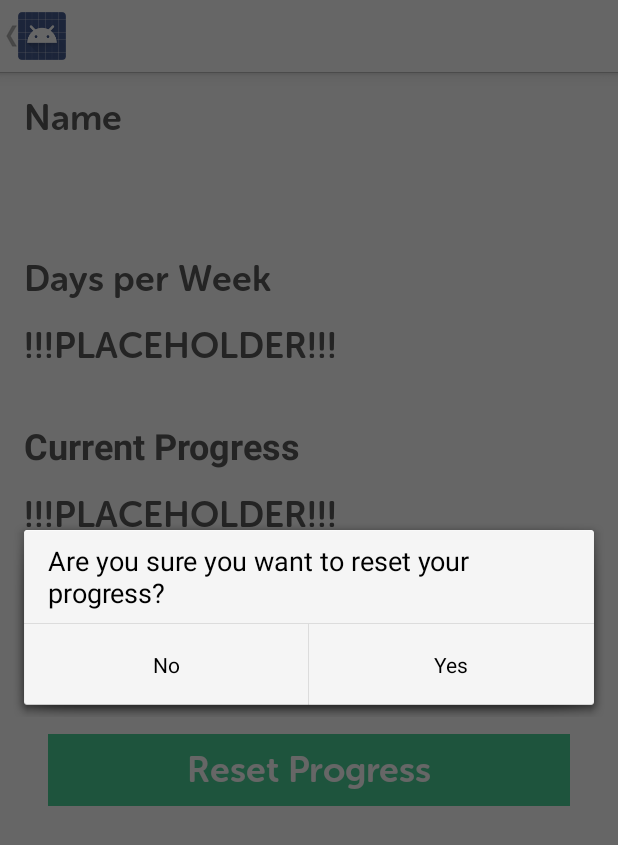
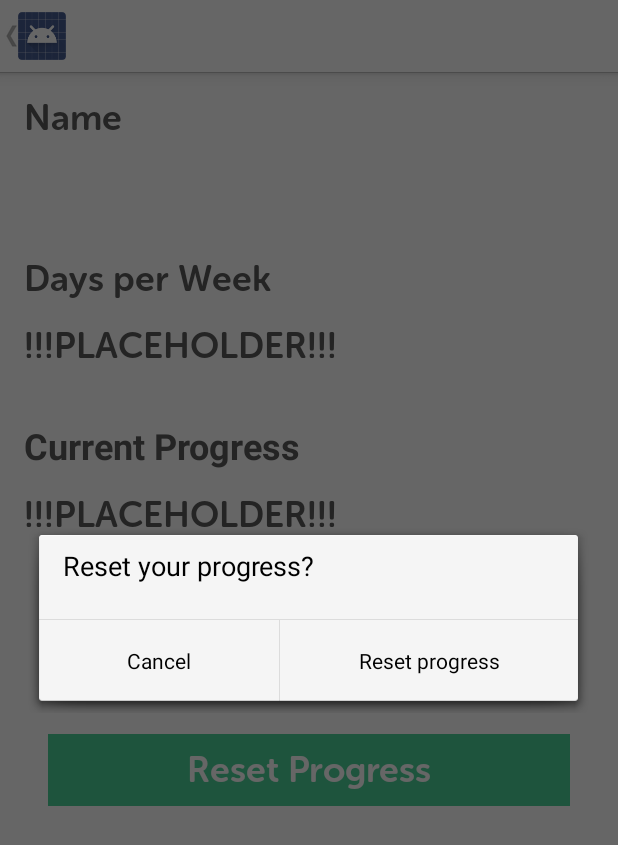
Before and after one commit to javonharper/familiar, an Android app: the HabitShowActivity screen opened directly, with no data from a screen before it, after a tap on "Reset Progress", on a phone screen of 412 x 824 dp. Shown: the top 845 px of the screen. Run offline under Robolectric (Android 15) with nearby library versions, the phone set to English and light mode, and no system bars; 6 statements that could not run were skipped.

```diff
--- a/app/src/main/java/com/javonharper/familiar/HabitShowActivity.java
+++ b/app/src/main/java/com/javonharper/familiar/HabitShowActivity.java
@@ -69,9 +69,9 @@ public class HabitShowActivity extends Activity {
             @Override
             public void onClick(View view) {
                 new AlertDialog.Builder(view.getContext())
-                        .setMessage("Are you sure you want to reset your progress?")
+                        .setMessage("Reset your progress?")
                         .setCancelable(true)
-                        .setPositiveButton("Yes", new DialogInterface.OnClickListener() {
+                        .setPositiveButton("Reset progress", new DialogInterface.OnClickListener() {
                             @Override
                             public void onClick(DialogInterface dialogInterface, int i) {
                                 Integer newCurrentProgress = 0;
@@ -80,7 +80,7 @@ public class HabitShowActivity extends Activity {
                                 controller.updateHabit(habit);
                             }
                         })
-                .setNegativeButton("No", null)
+                .setNegativeButton("Cancel", null)
                 .show();
             }
         });
@@ -115,9 +115,9 @@ public class HabitShowActivity extends Activity {
 
             case R.id.action_delete:
                 new AlertDialog.Builder(this)
-                        .setMessage("Are you sure you want to delete \"" + habit.getName() + "\"?")
+                        .setMessage("Delete \"" + habit.getName() + "\"?")
                         .setCancelable(true)
-                        .setPositiveButton("Yes", new DialogInterface.OnClickListener() {
+                        .setPositiveButton("Delete", new DialogInterface.OnClickListener() {
                             @Override
                             public void onClick(DialogInterface dialogInterface, int i) {
                                 controller.deleteHabit(habit.getId());
@@ -130,12 +130,12 @@ public class HabitShowActivity extends Activity {
                                 startActivity(intent);
                             }
                         })
-                        .setNegativeButton("No", null)
+                        .setNegativeButton("Cancel", null)
                         .show();
                 return true;
 
-            case R.id.action_settings:
-                return true;
+//            case R.id.action_settings:
+//                return true;
         }
         return super.onOptionsItemSelected(item);
     }
--- a/app/src/main/res/menu/habit_show.xml
+++ b/app/src/main/res/menu/habit_show.xml
@@ -12,9 +12,9 @@
         android:title="@string/delete"
         android:showAsAction="ifRoom" />
 
-    <item android:id="@+id/action_settings"
-        android:title="@string/action_settings"
-        android:orderInCategory="100"
-        android:showAsAction="never" />
+    <!--<item android:id="@+id/action_settings"-->
+        <!--android:title="@string/action_settings"-->
+        <!--android:orderInCategory="100"-->
+        <!--android:showAsAction="never" />-->
 
 </menu>
```
Also changed, not shown: app/src/main/java/com/javonharper/familiar/HabitEditActivity.java (+8 -8 lines), app/src/main/java/com/javonharper/familiar/HabitIndexActivity.java (+41 -10 lines), app/src/main/java/com/javonharper/familiar/HabitNewActivity.java (+8 -8 lines), app/src/main/res/menu/habit_edit.xml (+5 -4 lines), app/src/main/res/menu/habit_index.xml (+10 -4 lines), app/src/main/res/menu/habit_new.xml (+5 -4 lines), app/src/main/res/drawable-hdpi/ic_action_replay.png (added), app/src/main/res/drawable-mdpi/ic_action_replay.png (added), app/src/main/res/drawable-xhdpi/ic_action_replay.png (added), app/src/main/res/drawable-xxhdpi/ic_action_replay.png (added).
